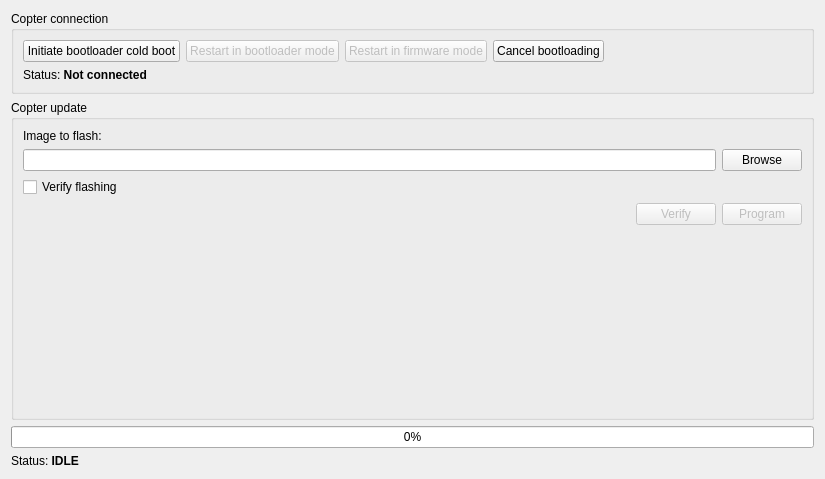
Before: the Qt Designer form lib/cfclient/ui/dialogs/bootloader.ui in bitcraze/crazyflie-clients-python, drawn with Qt 5.
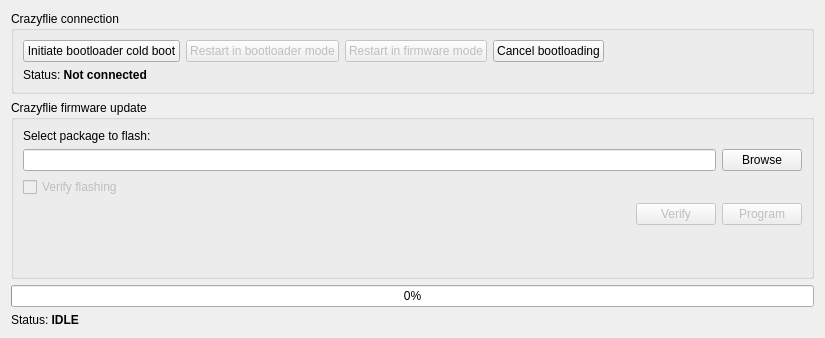
After: the same form once the commit is applied.

Commit message: Enabled Crazyflie 2.0 bootloading from UI

```diff
--- a/lib/cfclient/ui/dialogs/bootloader.ui
+++ b/lib/cfclient/ui/dialogs/bootloader.ui
@@ -13,7 +13,7 @@
     <x>0</x>
     <y>0</y>
     <width>825</width>
-    <height>479</height>
+    <height>338</height>
    </rect>
   </property>
   <property name="windowTitle">
@@ -25,7 +25,7 @@
      <item>
       <widget class="QGroupBox" name="groupBox">
        <property name="title">
-        <string>Copter connection</string>
+        <string>Crazyflie connection</string>
        </property>
        <layout class="QVBoxLayout" name="verticalLayout_2">
         <item>
@@ -100,7 +100,7 @@
           <bool>true</bool>
          </property>
          <property name="title">
-          <string>Copter update</string>
+          <string>Crazyflie firmware update</string>
          </property>
          <layout class="QVBoxLayout" name="verticalLayout_3">
           <item>
@@ -114,6 +114,9 @@
             </item>
             <item row="2" column="0">
              <widget class="QCheckBox" name="verifyCheckBox">
+              <property name="enabled">
+               <bool>false</bool>
+              </property>
               <property name="text">
                <string>Verify flashing</string>
               </property>
@@ -122,7 +125,7 @@
             <item row="0" column="0">
              <widget class="QLabel" name="label_3">
               <property name="text">
-               <string>Image to flash:</string>
+               <string>Select package to flash:</string>
               </property>
              </widget>
             </item>
```
The commit also changes 2 other files.
